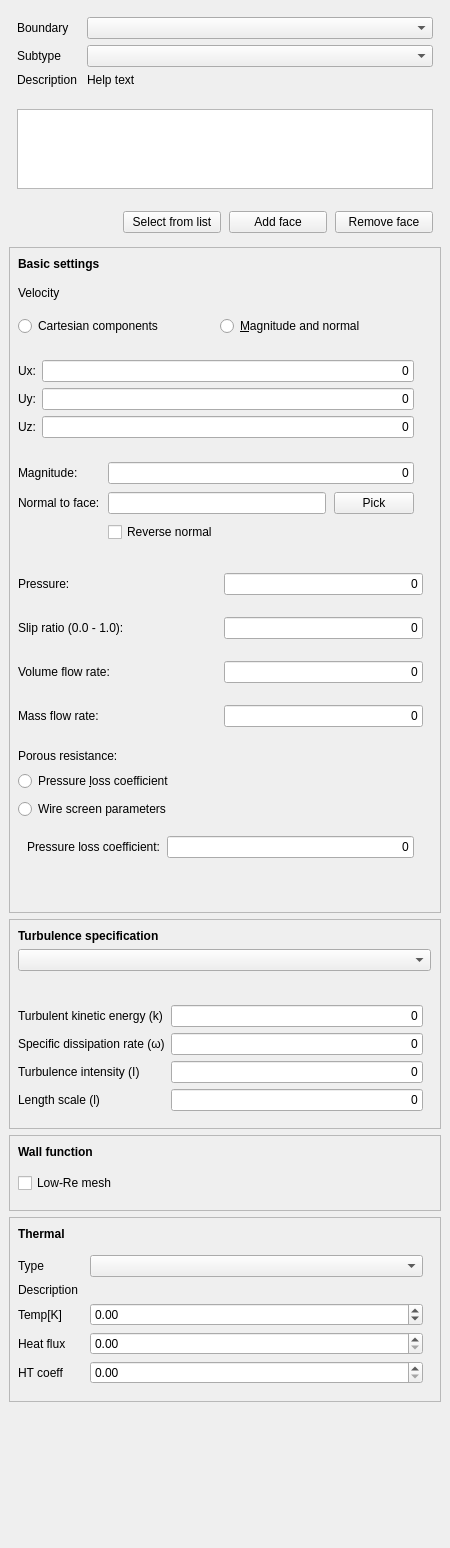
The window that TaskPanelCfdFluidBoundary.ui (jaheyns/CfdOF) describes before a commit, drawn with Qt 5.
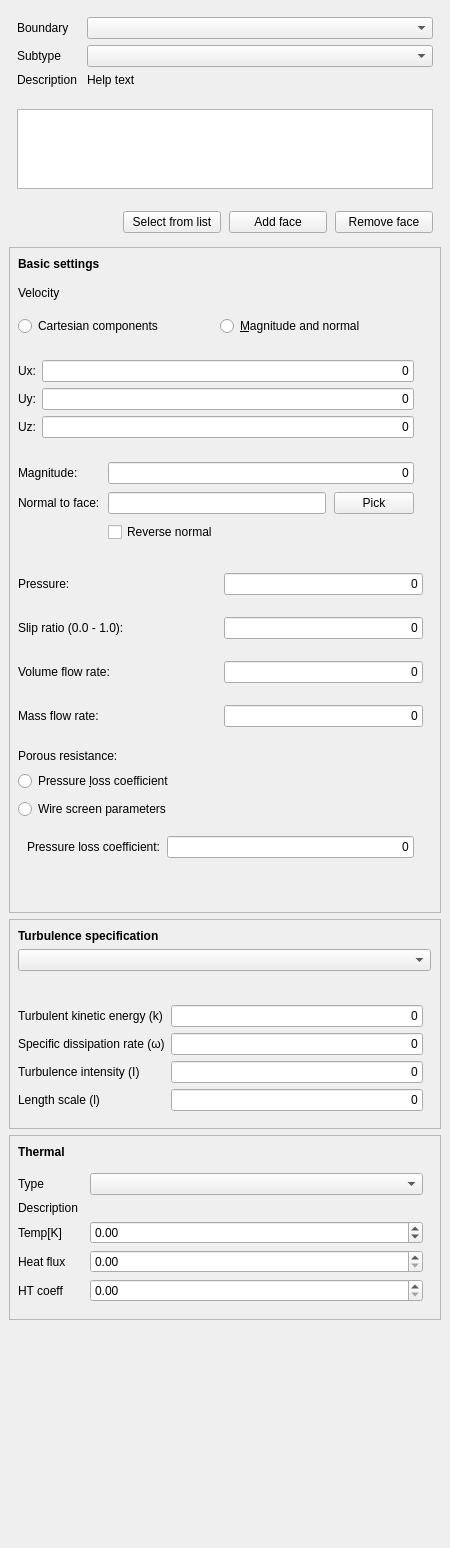
The same window after the commit. Custom widgets are drawn as their Qt base class.

```diff
--- a/TaskPanelCfdFluidBoundary.ui
+++ b/TaskPanelCfdFluidBoundary.ui
@@ -455,60 +455,6 @@
          </layout>
         </widget>
        </item>
-       <item row="5" column="0">
-        <widget class="QFrame" name="wallFuncFrame">
-         <property name="frameShape">
-          <enum>QFrame::StyledPanel</enum>
-         </property>
-         <property name="frameShadow">
-          <enum>QFrame::Raised</enum>
-         </property>
-         <layout class="QVBoxLayout" name="verticalLayout">
-          <property name="leftMargin">
-           <number>8</number>
-          </property>
-          <item>
-           <widget class="QLabel" name="labelWallFunctions">
-            <property name="font">
-             <font>
-              <weight>75</weight>
-              <bold>true</bold>
-             </font>
-            </property>
-            <property name="text">
-             <string>Wall function</string>
-            </property>
-            <property name="wordWrap">
-             <bool>false</bool>
-            </property>
-           </widget>
-          </item>
-          <item>
-           <layout class="QFormLayout" name="layoutWallFunction">
-            <property name="topMargin">
-             <number>8</number>
-            </property>
-            <property name="rightMargin">
-             <number>8</number>
-            </property>
-            <property name="bottomMargin">
-             <number>8</number>
-            </property>
-            <item row="0" column="0" colspan="2">
-             <widget class="QCheckBox" name="checkLowRe">
-              <property name="toolTip">
-               <string>Use wall functions suitable for a wall-boundary resolved mesh with a y+ value ~O(1)</string>
-              </property>
-              <property name="text">
-               <string>Low-Re mesh</string>
-              </property>
-             </widget>
-            </item>
-           </layout>
-          </item>
-         </layout>
-        </widget>
-       </item>
        <item row="3" column="0">
         <widget class="QFrame" name="basicFrame">
          <property name="frameShape">
```
Left out of the diff: 1 changed line with no effect on the pictures.
